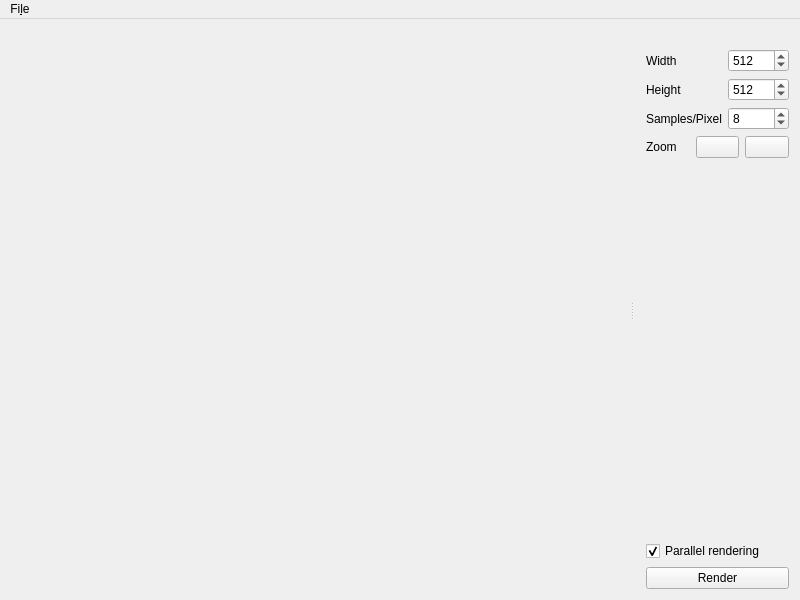
Old version of the form src/gui/mainwindow.ui in the repository Yt-trium/Couscous-raytracer.
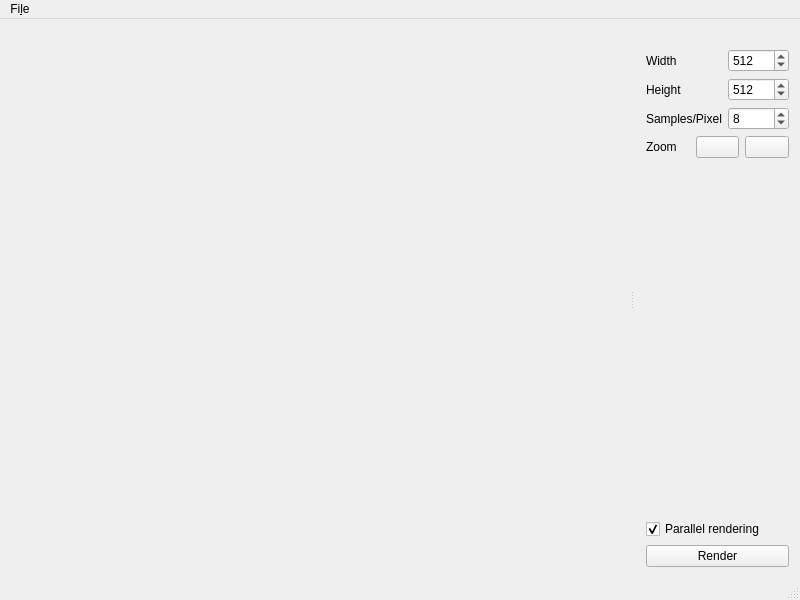
New version of the form. Icons and pictures are not drawn.

Commit message: add status bar with rendering time

Patch:
```diff
--- a/src/gui/mainwindow.ui
+++ b/src/gui/mainwindow.ui
@@ -201,6 +201,7 @@
     </layout>
    </widget>
   </widget>
+  <widget class="QStatusBar" name="statusBar"/>
   <action name="actionSave_As_Image">
    <property name="text">
     <string>&amp;Save As Image</string>
```
The commit also changes 2 other files.
